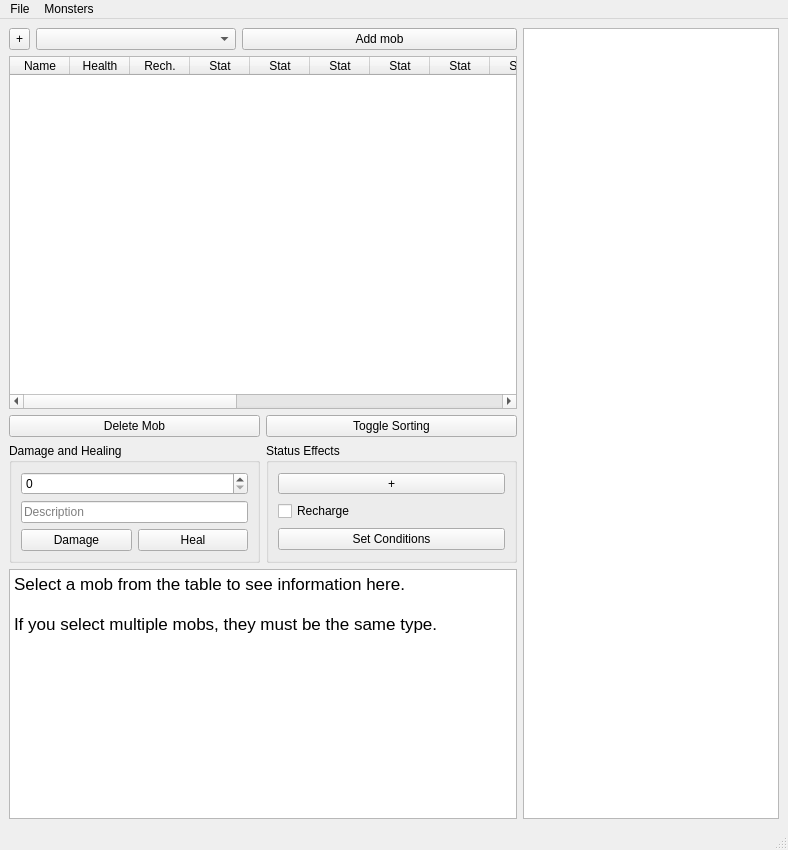
First picture: the form in DnDForm.ui, repository MattSucich/DnD-Helper, before the edit.
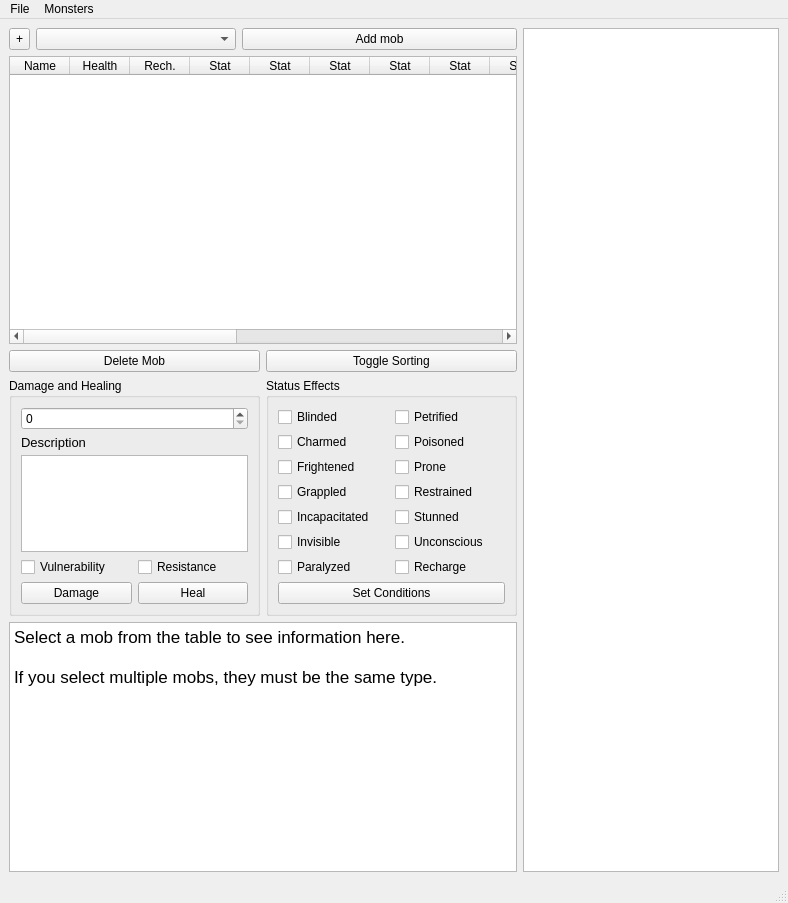
Second picture: the form after the edit.

Commit message: Changed to checkboxes and added checkboxes for vulnerable and resistance

```diff
--- a/DnDForm.ui
+++ b/DnDForm.ui
@@ -7,7 +7,7 @@
     <x>0</x>
     <y>0</y>
     <width>788</width>
-    <height>850</height>
+    <height>903</height>
    </rect>
   </property>
   <property name="sizePolicy">
@@ -276,6 +276,9 @@
            <string>Damage and Healing</string>
           </property>
           <layout class="QGridLayout" name="gridLayout_2">
+           <property name="verticalSpacing">
+            <number>5</number>
+           </property>
            <item row="0" column="0" colspan="2">
             <widget class="QSpinBox" name="hitValue">
              <property name="sizePolicy">
@@ -289,7 +292,51 @@
              </property>
             </widget>
            </item>
-           <item row="3" column="0">
+           <item row="5" column="1">
+            <widget class="QPushButton" name="healButton">
+             <property name="sizePolicy">
+              <sizepolicy hsizetype="Expanding" vsizetype="Fixed">
+               <horstretch>0</horstretch>
+               <verstretch>0</verstretch>
+              </sizepolicy>
+             </property>
+             <property name="text">
+              <string>Heal</string>
+             </property>
+            </widget>
+           </item>
+           <item row="1" column="0" colspan="2">
+            <widget class="QLabel" name="label">
+             <property name="sizePolicy">
+              <sizepolicy hsizetype="Preferred" vsizetype="Maximum">
+               <horstretch>0</horstretch>
+               <verstretch>0</verstretch>
+              </sizepolicy>
+             </property>
+             <property name="font">
+              <font>
+               <family>Helvetica</family>
+               <pointsize>10</pointsize>
+               <weight>50</weight>
+               <bold>false</bold>
+              </font>
+             </property>
+             <property name="text">
+              <string>Description</string>
+             </property>
+            </widget>
+           </item>
+           <item row="2" column="0" colspan="2">
+            <widget class="QPlainTextEdit" name="hitDescription">
+             <property name="sizePolicy">
+              <sizepolicy hsizetype="Ignored" vsizetype="Ignored">
+               <horstretch>0</horstretch>
+               <verstretch>0</verstretch>
+              </sizepolicy>
+             </property>
+            </widget>
+           </item>
+           <item row="5" column="0">
             <widget class="QPushButton" name="damageButton">
              <property name="enabled">
               <bool>true</bool>
@@ -314,29 +361,17 @@
              </property>
             </widget>
            </item>
-           <item row="1" column="0" colspan="2">
-            <widget class="QLineEdit" name="hitDescription">
-             <property name="sizePolicy">
-              <sizepolicy hsizetype="Expanding" vsizetype="Minimum">
-               <horstretch>0</horstretch>
-               <verstretch>0</verstretch>
-              </sizepolicy>
-             </property>
-             <property name="placeholderText">
-              <string>Description</string>
+           <item row="3" column="0">
+            <widget class="QCheckBox" name="vulnBox">
+             <property name="text">
+              <string>Vulnerability</string>
              </property>
             </widget>
            </item>
            <item row="3" column="1">
-            <widget class="QPushButton" name="healButton">
-             <property name="sizePolicy">
-              <sizepolicy hsizetype="Expanding" vsizetype="Fixed">
-               <horstretch>0</horstretch>
-               <verstretch>0</verstretch>
-              </sizepolicy>
-             </property>
+            <widget class="QCheckBox" name="resistBox">
              <property name="text">
-              <string>Heal</string>
+              <string>Resistance</string>
              </property>
             </widget>
            </item>
@@ -354,28 +389,109 @@
           <property name="title">
            <string>Status Effects</string>
           </property>
-          <layout class="QVBoxLayout" name="verticalLayout_2">
-           <item>
-            <widget class="QToolButton" name="addRowButton">
-             <property name="sizePolicy">
-              <sizepolicy hsizetype="Minimum" vsizetype="Fixed">
-               <horstretch>0</horstretch>
-               <verstretch>0</verstretch>
-              </sizepolicy>
+          <layout class="QGridLayout" name="gridLayout">
+           <property name="verticalSpacing">
+            <number>5</number>
+           </property>
+           <item row="4" column="0">
+            <widget class="QCheckBox" name="incapBox">
+             <property name="text">
+              <string>Incapacitated</string>
              </property>
+            </widget>
+           </item>
+           <item row="0" column="0">
+            <widget class="QCheckBox" name="blindBox">
              <property name="text">
-              <string>+</string>
+              <string>Blinded</string>
              </property>
             </widget>
            </item>
-           <item>
+           <item row="1" column="0">
+            <widget class="QCheckBox" name="charmBox">
+             <property name="text">
+              <string>Charmed</string>
+             </property>
+            </widget>
+           </item>
+           <item row="2" column="0">
+            <widget class="QCheckBox" name="frightBox">
+             <property name="text">
+              <string>Frightened</string>
+             </property>
+            </widget>
+           </item>
+           <item row="3" column="0">
+            <widget class="QCheckBox" name="grappleBox">
+             <property name="text">
+              <string>Grappled</string>
+             </property>
+            </widget>
+           </item>
+           <item row="5" column="0">
+            <widget class="QCheckBox" name="invisBox">
+             <property name="text">
+              <string>Invisible</string>
+             </property>
+            </widget>
+           </item>
+           <item row="0" column="1">
+            <widget class="QCheckBox" name="petrifBox">
+             <property name="text">
+              <string>Petrified</string>
+             </property>
+            </widget>
+           </item>
+           <item row="4" column="1">
+            <widget class="QCheckBox" name="stunBox">
+             <property name="text">
+              <string>Stunned</string>
+             </property>
+            </widget>
+           </item>
+           <item row="5" column="1">
+            <widget class="QCheckBox" name="unconBox">
+             <property name="text">
+              <string>Unconscious</string>
+             </property>
+            </widget>
+           </item>
+           <item row="3" column="1">
+            <widget class="QCheckBox" name="restrainBox">
+             <property name="text">
+              <string>Restrained</string>
+             </property>
+            </widget>
+           </item>
+           <item row="2" column="1">
+            <widget class="QCheckBox" name="proneBox">
+             <property name="text">
+              <string>Prone</string>
+             </property>
+            </widget>
+           </item>
+           <item row="1" column="1">
+            <widget class="QCheckBox" name="poisonBox">
+             <property name="text">
+              <string>Poisoned</string>
+             </property>
+            </widget>
+           </item>
+           <item row="6" column="0">
+            <widget class="QCheckBox" name="paraBox">
+             <property name="text">
+              <string>Paralyzed</string>
+             </property>
+            </widget>
+           </item>
+           <item row="6" column="1">
             <widget class="QCheckBox" name="rechargeBox">
              <property name="text">
               <string>Recharge</string>
              </property>
             </widget>
            </item>
-           <item>
+           <item row="17" column="0" colspan="2">
             <widget class="QPushButton" name="effectButton">
              <property name="sizePolicy">
               <sizepolicy hsizetype="Expanding" vsizetype="Fixed">
```
The commit also changes 2 other files.
